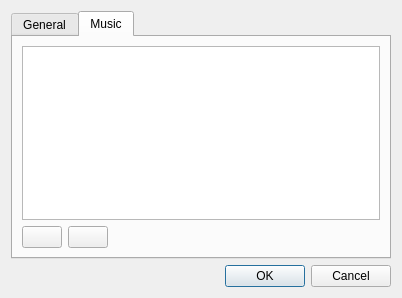
dendy/fogg, file ui/PreferencesDialog.ui: the form before one commit.
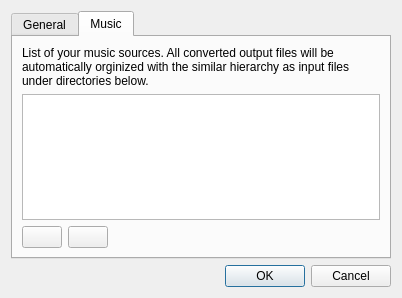
The form after the commit. The open tabs and pages were chosen to show the change. Icons and pictures are not drawn. Custom widgets are drawn as their Qt base class.

Commit message:
Added description label for music sources
Added text label under Preferences Music tab to describe purpose
of music sources list.

```diff
--- a/ui/PreferencesDialog.ui
+++ b/ui/PreferencesDialog.ui
@@ -87,6 +87,16 @@
        <string>Music</string>
       </attribute>
       <layout class="QVBoxLayout" name="verticalLayout">
+       <item>
+        <widget class="QLabel" name="musicDescriptionstaticLabel">
+         <property name="text">
+          <string>List of your music sources. All converted output files will be automatically orginized with the similar hierarchy as input files under directories below.</string>
+         </property>
+         <property name="wordWrap">
+          <bool>true</bool>
+         </property>
+        </widget>
+       </item>
        <item>
         <widget class="QTreeView" name="sourcePathView">
          <property name="rootIsDecorated">
```
